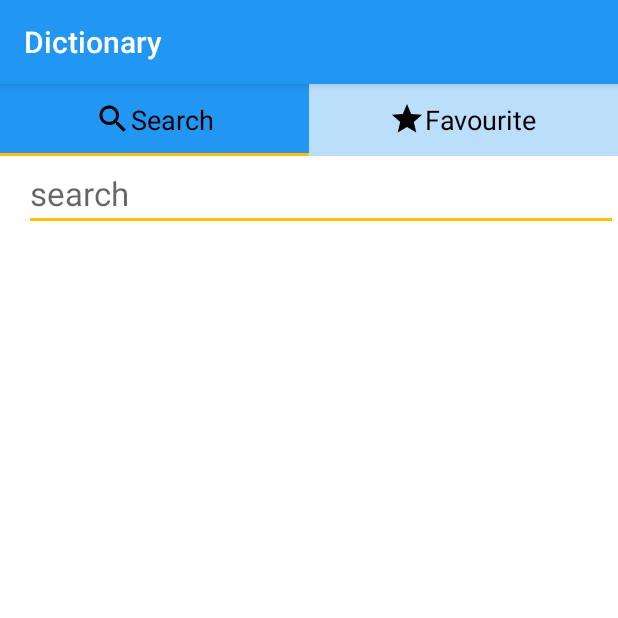
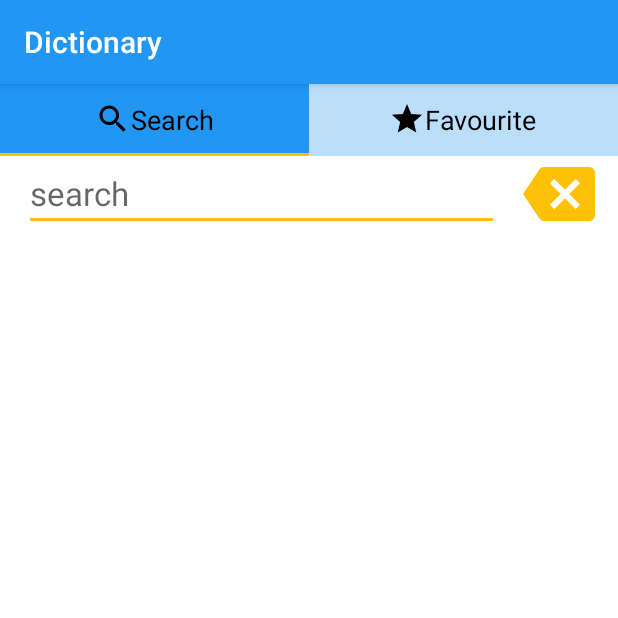
Before and after one commit to Olipsist/Dictionary, an Android app: the screen it shows after launch (MainActivity), on a phone screen of 412 x 824 dp, the top half of it. Run offline under Robolectric (Android 15) with nearby library versions, the phone set to English and light mode, and no system bars; libraries missing offline, so code that uses them is left out: com.readystatesoftware.sqliteasset; 8 statements that could not run were skipped.

Commit message:
- Add Deleate Button in SearchPage

```diff
--- a/app/src/main/java/com/olipsist/dictionary/MainActivity.java
+++ b/app/src/main/java/com/olipsist/dictionary/MainActivity.java
@@ -6,11 +6,13 @@ import android.support.v4.app.FragmentManager;
 import android.support.v4.view.ViewPager;
 import android.support.v7.app.AppCompatActivity;
 import android.os.Bundle;
+import android.util.Log;
 
 import com.olipsist.dictionary.dao.MyDbHelper;
 import com.olipsist.dictionary.fragment.DetailFragment;
 import com.olipsist.dictionary.fragment.FavFragment;
 import com.olipsist.dictionary.fragment.RootFragment;
+import com.olipsist.dictionary.fragment.SearchFragment;
 import com.olipsist.dictionary.util.FragmentPageAdapter;
 
 public class MainActivity extends AppCompatActivity implements DetailFragment.OnFragmentInteractionListener{
@@ -56,6 +58,14 @@ public class MainActivity extends AppCompatActivity implements DetailFragment.On
     @Override
     public void onBackPressed() {
         RootFragment rootFragment = (RootFragment) getSupportFragmentManager().findFragmentByTag("android:switcher:" + R.id.viewpager + ":" + viewPager.getCurrentItem());
+        Log.i("TAG",rootFragment.getTag());
+
+//        #check for show content in R.id.search_content_view
+        if(viewPager.getCurrentItem()==0){
+            rootFragment.showContentSearchView();
+        }
+
+//        #Check empty child
         if (!rootFragment.onBackPress()){
             super.onBackPressed();
         }
--- a/app/src/main/java/com/olipsist/dictionary/fragment/DetailFragment.java
+++ b/app/src/main/java/com/olipsist/dictionary/fragment/DetailFragment.java
@@ -72,6 +72,9 @@ public class DetailFragment extends RootFragment {
         detailListView.setAdapter(adapter);
         wordTextView.setText(wordStr);
 
+//        #Hide Old Content On R.id.search_content_view
+        hideOldContentView(container);
+
         favoriteButton.setOnFavoriteChangeListener(new MaterialFavoriteButton.OnFavoriteChangeListener() {
             @Override
             public void onFavoriteChanged(MaterialFavoriteButton buttonView, boolean favorite) {
@@ -117,7 +120,7 @@ public class DetailFragment extends RootFragment {
             for(int i = 0;i<cursor.getCount();i++){
                 builderEntry += cursor.getString(cursor.getColumnIndex("tentry"))+", ";
                 if(cursor.getString(cursor.getColumnIndex("fav")).equals("A")){
-                    favoriteButton.setFavorite(true);
+                    favoriteButton.setFavorite(true,false);
                 }
                 cursor.moveToNext();
             }
@@ -157,4 +160,11 @@ public class DetailFragment extends RootFragment {
         void onFragmentInteraction(String name);
     }
 
+    private void hideOldContentView(ViewGroup container){
+
+        View contentView = container.findViewById(R.id.search_content_view);
+        if(contentView!=null) {
+            contentView.setVisibility(View.INVISIBLE);
+        }
+    }
 }
--- a/app/src/main/java/com/olipsist/dictionary/fragment/RootFragment.java
+++ b/app/src/main/java/com/olipsist/dictionary/fragment/RootFragment.java
@@ -1,7 +1,9 @@
 package com.olipsist.dictionary.fragment;
 
 import android.support.v4.app.Fragment;
+import android.view.View;
 
+import com.olipsist.dictionary.R;
 import com.olipsist.dictionary.util.BackPressListener;
 import com.olipsist.dictionary.util.BackPressimpl;
 
@@ -14,4 +16,9 @@ public class RootFragment extends Fragment implements BackPressListener {
     public boolean onBackPress() {
         return new BackPressimpl(this).onBackPress();
     }
+
+    public void showContentSearchView(){
+        getView().findViewById(R.id.search_content_view).setVisibility(View.VISIBLE);
+    }
+
 }
--- a/app/src/main/java/com/olipsist/dictionary/fragment/SearchFragment.java
+++ b/app/src/main/java/com/olipsist/dictionary/fragment/SearchFragment.java
@@ -7,13 +7,14 @@ import android.os.Bundle;
 import android.support.v4.app.FragmentTransaction;
 import android.text.Editable;
 import android.text.TextWatcher;
-import android.util.Log;
 import android.view.LayoutInflater;
 import android.view.View;
 import android.view.ViewGroup;
+import android.view.inputmethod.InputMethodManager;
 import android.widget.AdapterView;
 import android.widget.EditText;
 import android.widget.FilterQueryProvider;
+import android.widget.ImageButton;
 import android.widget.ListView;
 
 import com.olipsist.dictionary.R;
@@ -22,8 +23,7 @@ import com.olipsist.dictionary.util.MyCursorAdapter;
 
 
 public class SearchFragment extends RootFragment {
-    // TODO: Rename parameter arguments, choose names that match
-    // the fragment initialization parameters, e.g. ARG_ITEM_NUMBER
+
     private static final String ARG_PARAM1 = "param1";
     private static final String ARG_PARAM2 = "param2";
 
@@ -33,11 +33,12 @@ public class SearchFragment extends RootFragment {
     private MyDbHelper helper;
     private Context context;
     private MyCursorAdapter adapter;
-    // TODO: Rename and change types of parameters
+    private ImageButton backspaceButton;
+
+    private String mParam1;
     private String mParam2;
 
 
-//    private OnFragmentInteractionListener mListener;
 
     public SearchFragment() {
         // Required empty public constructor
@@ -56,16 +57,16 @@ public class SearchFragment extends RootFragment {
     public void onCreate(Bundle savedInstanceState) {
         super.onCreate(savedInstanceState);
         if (getArguments() != null) {
-
+            mParam1 = getArguments().getString(ARG_PARAM1);
             mParam2 = getArguments().getString(ARG_PARAM2);
         }
     }
 
     @Override
-    public View onCreateView(final LayoutInflater inflater, ViewGroup container,
+    public View onCreateView(final LayoutInflater inflater, final ViewGroup container,
                              Bundle savedInstanceState) {
         // Inflate the layout for this fragment
-        View rootView = inflater.inflate(R.layout.fragment_search, container, false);
+        final View rootView = inflater.inflate(R.layout.fragment_search, container, false);
         initView(inflater.getContext(), rootView);
         openDatabase();
         Cursor cursor = helper.initCursor(db);
@@ -92,7 +93,7 @@ public class SearchFragment extends RootFragment {
         adapter.setFilterQueryProvider(new FilterQueryProvider() {
             @Override
             public Cursor runQuery(CharSequence constraint) {
-                if(constraint.toString().isEmpty()){
+                if (constraint.toString().isEmpty()) {
                     return helper.initCursor(db);
                 }
                 return helper.findWordByString(db, constraint.toString());
@@ -103,7 +104,15 @@ public class SearchFragment extends RootFragment {
 
             @Override
             public void onItemClick(AdapterView<?> parent, View view, int position, long id) {
-                searchEditText.clearFocus();
+
+                //hide softkeyboard
+                if (searchEditText != null) {
+                    InputMethodManager imm = (InputMethodManager) context.getSystemService(Context.INPUT_METHOD_SERVICE);
+                    imm.hideSoftInputFromWindow(searchEditText.getWindowToken(), 0);
+                }
+                View contentView = rootView.findViewById(R.id.search_content_view);
+                contentView.setVisibility(View.INVISIBLE);
+
                 Cursor cursorTest = adapter.getCursor();
                 cursorTest.moveToPosition(position);
 
@@ -113,10 +122,18 @@ public class SearchFragment extends RootFragment {
                 DetailFragment detailFragment = DetailFragment.newInstance(word, idWord);
                 FragmentTransaction transaction = getChildFragmentManager().beginTransaction();
 
-                transaction.replace(R.id.rootViewHome, detailFragment);
+                transaction.replace(R.id.rootViewSearch, detailFragment);
                 transaction.addToBackStack("HOME");
                 transaction.commit();
 
+            }
+        });
+
+
+        backspaceButton.setOnClickListener(new View.OnClickListener() {
+            @Override
+            public void onClick(View v) {
+                searchEditText.setText("");
             }
         });
 
@@ -126,6 +143,7 @@ public class SearchFragment extends RootFragment {
     private void initView(Context context, View rootView){
         resultListView = (ListView)rootView.findViewById(R.id.resultListView_Home);
         searchEditText = (EditText)rootView.findViewById(R.id.searchEditText);
+        backspaceButton = (ImageButton)rootView.findViewById(R.id.backspaceButton);
         this.context = context;
         helper = new MyDbHelper(context);
     }
@@ -138,7 +156,4 @@ public class SearchFragment extends RootFragment {
         db.close();
     }
 
-    public void testBack(){
-        Log.i("TEST BACK","TEST BACK");
-    }
 }
--- /dev/null
+++ b/app/src/main/res/drawable/deleate_button.xml
@@ -0,0 +1,8 @@
+<?xml version="1.0" encoding="utf-8"?>
+<selector xmlns:android="http://schemas.android.com/apk/res/android">
+    <item android:state_pressed="true"
+        android:drawable="@drawable/ic_backspace_black_24px" /> <!-- pressed -->
+    <item android:state_focused="true"
+        android:drawable="@drawable/ic_backspace_gray_24px" /> <!-- focused -->
+    <item android:drawable="@drawable/ic_backspace_gray_24px" /> <!-- default -->
+</selector>
--- /dev/null
+++ b/app/src/main/res/drawable/ic_backspace_black_24px.xml
@@ -0,0 +1,15 @@
+<?xml version="1.0" encoding="utf-8"?>
+<vector xmlns:android="http://schemas.android.com/apk/res/android"
+    android:width="48dp"
+    android:height="48dp"
+    android:viewportWidth="24"
+    android:viewportHeight="24">
+
+    <path
+        android:pathData="M0 0h24v24H0z" />
+    <path
+        android:fillColor="#000000"
+        android:pathData="M22 3H7c-.69 0-1.23 .35 -1.59 .88 L0 12l5.41 8.11c.36 .53 .9 .89 1.59 .89
+h15c1.1 0 2-.9 2-2V5c0-1.1-.9-2-2-2zm-3 12.59L17.59 17 14 13.41 10.41 17 9 15.59
+12.59 12 9 8.41 10.41 7 14 10.59 17.59 7 19 8.41 15.41 12 19 15.59z" />
+</vector>
--- /dev/null
+++ b/app/src/main/res/drawable/ic_backspace_gray_24px.xml
@@ -0,0 +1,15 @@
+<?xml version="1.0" encoding="utf-8"?>
+<vector xmlns:android="http://schemas.android.com/apk/res/android"
+    android:width="48dp"
+    android:height="48dp"
+    android:viewportWidth="24"
+    android:viewportHeight="24">
+
+    <path
+        android:pathData="M0 0h24v24H0z" />
+    <path
+        android:fillColor="@color/colorAccent"
+        android:pathData="M22 3H7c-.69 0-1.23 .35 -1.59 .88 L0 12l5.41 8.11c.36 .53 .9 .89 1.59 .89
+h15c1.1 0 2-.9 2-2V5c0-1.1-.9-2-2-2zm-3 12.59L17.59 17 14 13.41 10.41 17 9 15.59
+12.59 12 9 8.41 10.41 7 14 10.59 17.59 7 19 8.41 15.41 12 19 15.59z" />
+</vector>
--- a/app/src/main/res/layout/fragment_fav.xml
+++ b/app/src/main/res/layout/fragment_fav.xml
@@ -4,9 +4,6 @@
     android:layout_height="match_parent"
     tools:context=".fragment.FavFragment"
     android:id="@+id/rootViewFav">
-
-    <!-- TODO: Update blank fragment layout -->
-
     <ListView
         android:layout_width="match_parent"
         android:layout_height="match_parent"
--- a/app/src/main/res/layout/fragment_search.xml
+++ b/app/src/main/res/layout/fragment_search.xml
@@ -4,7 +4,7 @@
     android:layout_height="match_parent"
 
     tools:context=".fragment.SearchFragment"
-    android:id="@+id/rootViewHome">
+    android:id="@+id/rootViewSearch">
 
     <!-- TODO: Update blank fragment layout -->
 
@@ -13,14 +13,31 @@
         android:layout_width="match_parent"
         android:layout_height="match_parent"
         android:layout_gravity="left|top"
-        android:weightSum="1">
+        android:weightSum="1"
+        android:id="@+id/search_content_view">
 
-        <EditText
+        <LinearLayout
+            android:orientation="horizontal"
             android:layout_width="match_parent"
-            android:layout_height="wrap_content"
-            android:id="@+id/searchEditText"
-            android:hint="search"
-            android:textSize="22dp"/>
+            android:layout_height="wrap_content">
+
+            <EditText
+                android:layout_width="0dp"
+                android:layout_height="wrap_content"
+                android:id="@+id/searchEditText"
+                android:hint="search"
+                android:textSize="22dp"
+                android:layout_weight="8" />
+
+            <ImageButton
+                android:layout_width="0dp"
+                android:layout_height="match_parent"
+                android:id="@+id/backspaceButton"
+                android:src="@drawable/deleate_button"
+                android:background="@null"
+                android:layout_weight="2" />
+
+        </LinearLayout>
 
         <ListView
             android:layout_width="match_parent"
```
